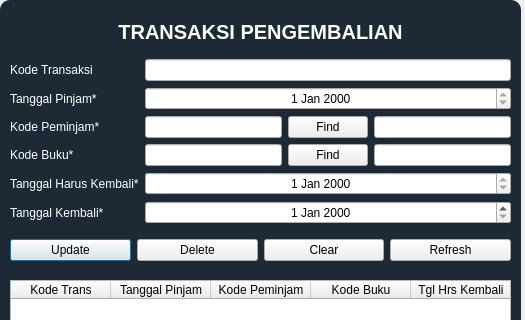
First picture: the form in TransPengembalian.ui, repository asiregar01/simple-lms, before the edit; both pictures show x 0 to 525 and y 0 to 320 of the 525 by 458 pixel window.
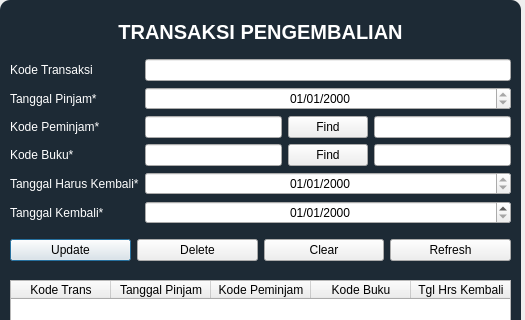
Second picture: the form after the edit. Icons and pictures are not drawn.

```diff
--- a/TransPengembalian.ui
+++ b/TransPengembalian.ui
@@ -274,6 +274,9 @@
         <property name="readOnly">
          <bool>true</bool>
         </property>
+        <property name="displayFormat">
+         <string>dd/MM/yyyy</string>
+        </property>
        </widget>
       </item>
       <item row="2" column="0">
@@ -382,6 +385,9 @@
         <property name="readOnly">
          <bool>true</bool>
         </property>
+        <property name="displayFormat">
+         <string>dd/MM/yyyy</string>
+        </property>
        </widget>
       </item>
       <item row="5" column="0">
@@ -403,6 +409,9 @@
         <property name="alignment">
          <set>Qt::AlignCenter</set>
         </property>
+        <property name="displayFormat">
+         <string>dd/MM/yyyy</string>
+        </property>
        </widget>
       </item>
      </layout>
```
Left out of the diff: 24 changed lines with no effect on the pictures.
